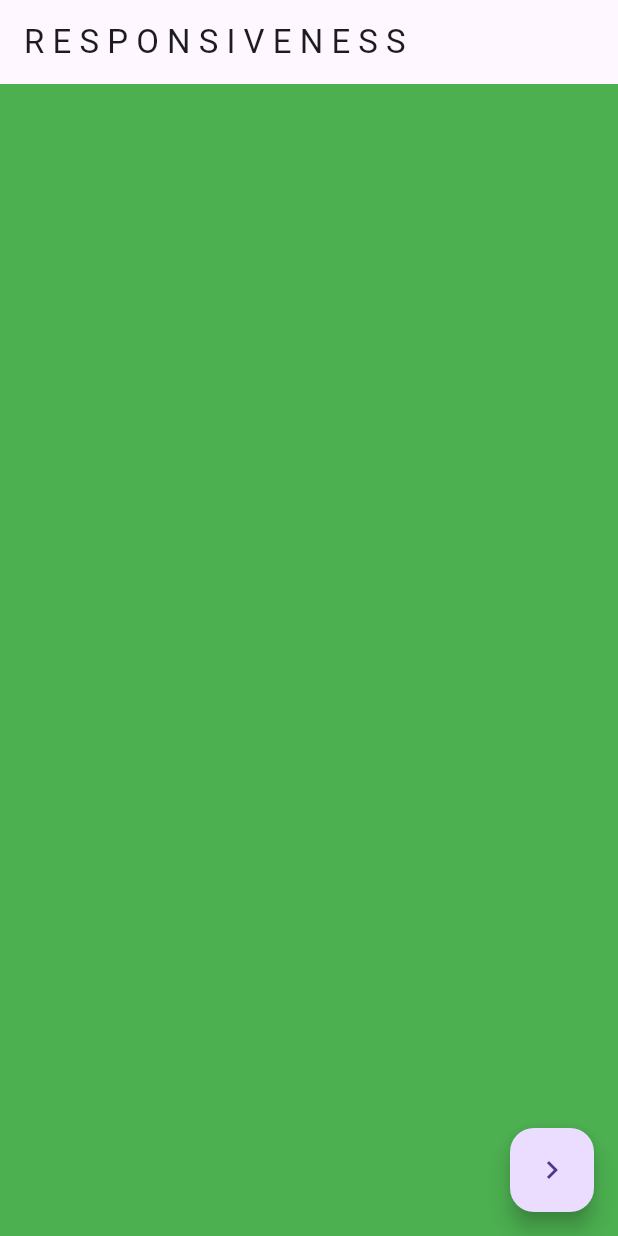
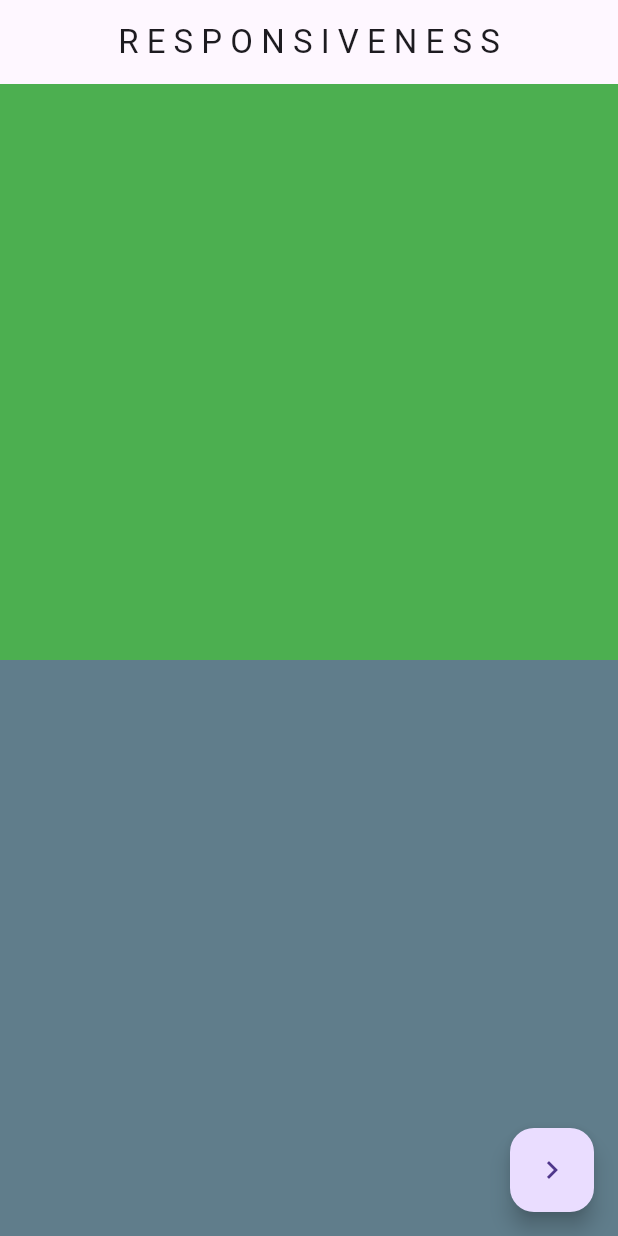
Before and after one commit to awodesigns-github/mobile_computing, a Flutter app: the screen it shows after launch, on a phone screen of 412 x 824 dp. Run offline on Flutter 3.47's test engine with Material 3 defaults, Android fonts, the phone set to English and light mode, and no system bars.

Commit message:
Fixed Navigation

```diff
--- a/lib/main.dart
+++ b/lib/main.dart
@@ -15,7 +15,7 @@ class MyApp extends StatelessWidget {
       home: const HomePage(),
       routes: {
         '/home': (context) => const HomePage(),
-        'registration': (context) => const RegistrationPage()
+        '/registration': (context) => const RegistrationPage()
       },
     );
   }
@@ -28,7 +28,10 @@ class HomePage extends StatelessWidget {
   @override
   Widget build(BuildContext context) {
     return Scaffold(
-      appBar: AppBar(title: const Text('R E S P O N S I V E N E S S')),
+      appBar: AppBar(
+        title: const Text('R E S P O N S I V E N E S S'),
+        centerTitle: true,
+      ),
       body: SafeArea(
         child: LayoutBuilder(
           builder: (context, constraints) {
@@ -58,8 +61,13 @@ class WideLayout extends StatelessWidget {
   Widget build(BuildContext context) {
     return Row(
       children: [
-        Expanded(child: Container(color: Colors.green, height: 200)),
-        Expanded(child: Container(color: Colors.green, height: 200)),
+        Expanded(
+            child: Container(
+                color: Colors.green,
+                height: 200
+            )
+        ),
+        Expanded(child: Container(color: Colors.blueGrey, height: 200)),
       ],
     );
   }
@@ -74,7 +82,7 @@ class NarrowLayout extends StatelessWidget {
     return Column(
       children: [
         Expanded(child: Container(color: Colors.green, height: 200)),
-        Expanded(child: Container(color: Colors.green, height: 200)),
+        Expanded(child: Container(color: Colors.blueGrey, height: 200)),
       ],
     );
   }
--- a/lib/pages/registration_page.dart
+++ b/lib/pages/registration_page.dart
@@ -76,7 +76,7 @@ class _RegistrationPageState extends State<RegistrationPage> {
                   ),
                   DropdownButtonFormField<String>(
                     decoration: InputDecoration(labelText: 'Gender'),
-                    items: ['Male', 'Female', 'Other']
+                    items: ['Male', 'Female']
                         .map((gender) => DropdownMenuItem(
                       value: gender,
                       child: Text(gender),
```
